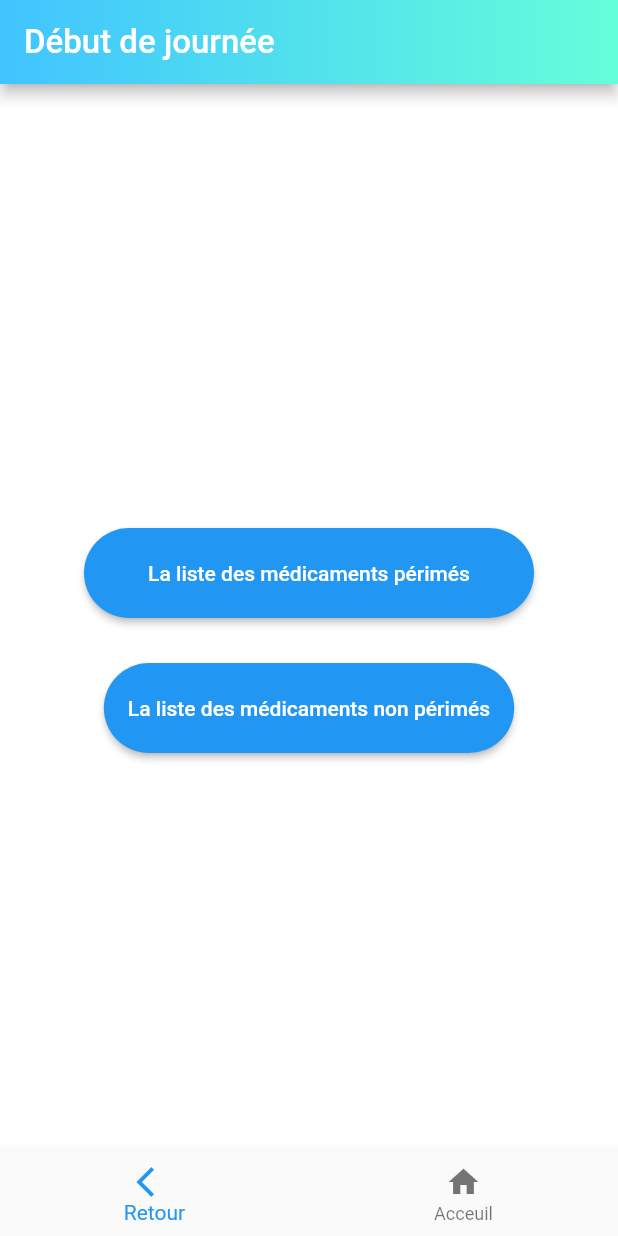
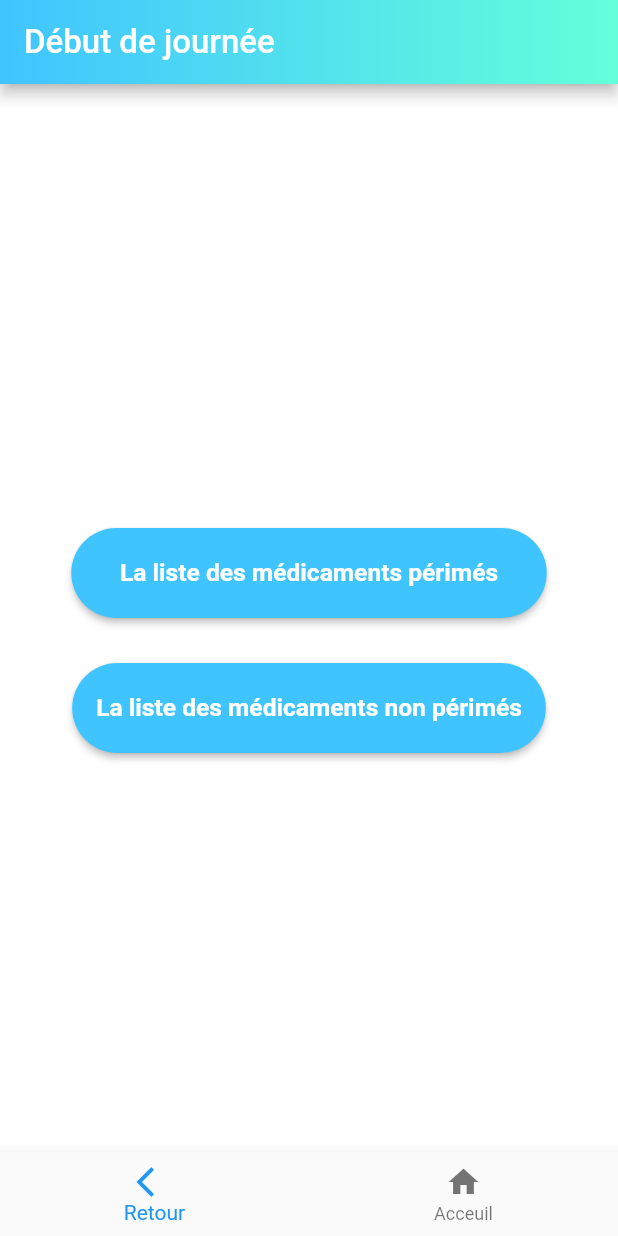
Before and after one commit to amina04/medica_test, a Flutter app: the Menu screen opened by its route, after a tap on "Début de journée", on a phone screen of 412 x 824 dp. Run offline on Flutter 3.47's test engine with Material 2 defaults, Android fonts, the phone set to English and light mode, and no system bars; our stand-ins replace gradient_app_bar, sqflite; accounts and stored records are empty.

```diff
--- a/lib/constantes.dart
+++ b/lib/constantes.dart
@@ -5,3 +5,5 @@ const klabelTextStyle = TextStyle(
 const klabelresultatStyle =
     TextStyle(fontSize: 17, color: Colors.black, fontWeight: FontWeight.w500);
 const kappBarTextStyle = TextStyle(fontSize: 22, color: Colors.white);
+const kbuttonTextStyle =
+    TextStyle(fontSize: 16.4, color: Colors.white, fontWeight: FontWeight.w700);
--- a/lib/view/debut_journe_screen.dart
+++ b/lib/view/debut_journe_screen.dart
@@ -2,47 +2,48 @@ import 'package:flutter/material.dart';
 import 'package:flutter/cupertino.dart';
 import 'package:medica/constantes.dart';
 import 'package:gradient_app_bar/gradient_app_bar.dart';
-import 'button_menu.dart';
+import 'package:medica/widgets_spécifiques/button_menu.dart';
+
 class Debut_journee extends StatefulWidget {
   static String id = 'debut_journee_screen';
   @override
   _Debut_journeeState createState() => _Debut_journeeState();
 }
+
 class _Debut_journeeState extends State<Debut_journee> {
   @override
   Widget build(BuildContext context) {
-    return   MaterialApp(
+    return MaterialApp(
       home: Scaffold(
         appBar: GradientAppBar(
-          title: Text('Début de journée', style: kappBarTextStyle,),
-          gradient:
-          LinearGradient(colors:  [Colors.lightBlueAccent, Colors.tealAccent]),
+          title: Text(
+            'Début de journée',
+            style: kappBarTextStyle,
+          ),
+          gradient: LinearGradient(
+              colors: [Colors.lightBlueAccent, Colors.tealAccent]),
         ),
-        backgroundColor:Colors.white ,
+        backgroundColor: Colors.white,
         body: MyStatelessWidget(),
         bottomNavigationBar: BottomNavigationBar(
           currentIndex: 0, // this will be set when a new tab is tapped
+
           items: [
             BottomNavigationBarItem(
-
-                icon: Icon(Icons.arrow_back_ios),
-                title: Text('Retour')
-            ),
+                icon: Icon(Icons.arrow_back_ios), title: Text('Retour')),
             BottomNavigationBarItem(
               icon: new Icon(Icons.home),
               title: new Text('Acceuil'),
-
             ),
           ],
         ),
       ),
     );
-
   }
 }
 
 class MyStatelessWidget extends StatelessWidget {
-  MyStatelessWidget() ;
+  MyStatelessWidget();
 
   @override
   Widget build(BuildContext context) {
@@ -53,31 +54,35 @@ class MyStatelessWidget extends StatelessWidget {
           const SizedBox(height: 30),
           ButtonTheme(
             height: 60,
-            minWidth:300,
+            minWidth: 317,
             child: RaisedButton(
+              color: Colors.lightBlueAccent,
               shape: RoundedRectangleBorder(
-                  borderRadius: BorderRadius.circular(30)
+                  borderRadius: BorderRadius.circular(30)),
+              child: Text(
+                "La liste des médicaments périmés",
+                style: kbuttonTextStyle,
               ),
-              child: Text("La liste des médicaments périmés", style: TextStyle(color: Colors.white),),
-              onPressed: (){},
+              onPressed: () {},
             ),
           ),
           const SizedBox(height: 30),
           ButtonTheme(
             height: 60,
-            minWidth: 250,
+            minWidth: 300,
             child: RaisedButton(
-
+              color: Colors.lightBlueAccent,
               shape: RoundedRectangleBorder(
-                  borderRadius: BorderRadius.circular(30)
+                  borderRadius: BorderRadius.circular(30)),
+              child: Text(
+                "La liste des médicaments non périmés",
+                style: kbuttonTextStyle,
               ),
-              child: Text("La liste des médicaments non périmés", style: TextStyle(color: Colors.white),),
-              onPressed: (){},
+              onPressed: () {},
             ),
           ),
         ],
       ),
     );
-
   }
 }
```
